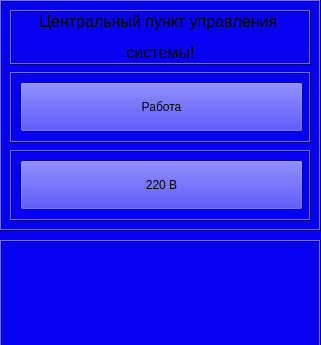
This is ui/rightWidget.ui in nick9bkru/MIRPC_VTO as Qt 5 draws it before an edit; both pictures show x 0 to 321 and y 0 to 345 of the 321 by 757 pixel window. The edited form follows.
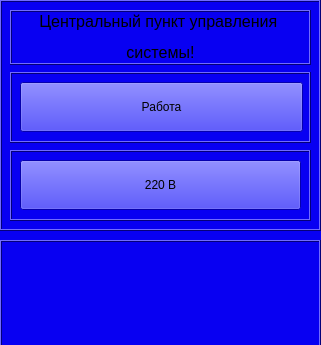
This is the edited form. Custom widgets are drawn as their Qt base class.

Diff of the .ui file:
```diff
--- a/ui/rightWidget.ui
+++ b/ui/rightWidget.ui
@@ -535,15 +535,24 @@
     <property name="frameShadow">
      <enum>QFrame::Raised</enum>
     </property>
-    <widget class="QPushButton" name="pow220">
+    <widget class="QWidget" name="horizontalLayoutWidget">
      <property name="geometry">
       <rect>
-       <x>10</x>
-       <y>10</y>
-       <width>283</width>
-       <height>50</height>
+       <x>0</x>
+       <y>0</y>
+       <width>301</width>
+       <height>71</height>
       </rect>
      </property>
+     <layout class="QHBoxLayout" name="horizontalLayout">
+      <property name="leftMargin">
+       <number>10</number>
+      </property>
+      <property name="rightMargin">
+       <number>10</number>
+      </property>
+      <item>
+       <widget class="QPushButton" name="pow220">
      <property name="maximumSize">
       <size>
        <width>16777215</width>
@@ -553,6 +562,9 @@
      <property name="text">
       <string>220 В</string>
      </property>
+       </widget>
+      </item>
+     </layout>
     </widget>
    </widget>
    <widget class="FrameBorder" name="frame_2">
```
Lines whose indentation alone changed are shown as unchanged.
